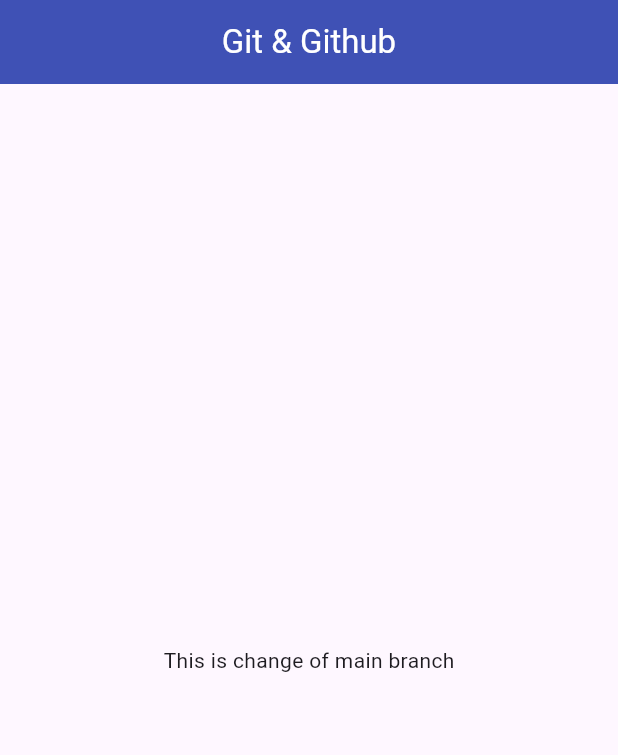
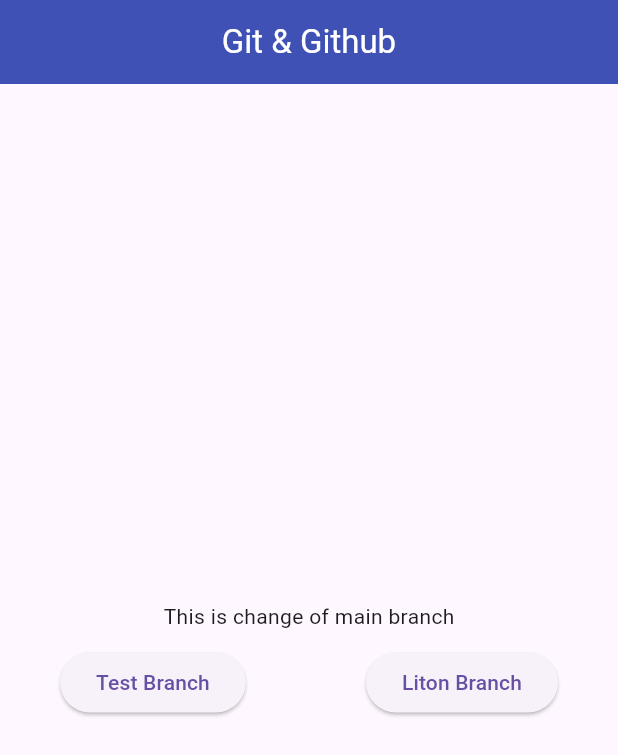
Before and after one commit to mardy-cse/git-test-2, a Flutter app: the screen it shows after launch, on a phone screen of 412 x 824 dp. Shown: the top 755 px of the screen. Run offline on Flutter 3.47's test engine with Material 3 defaults, Android fonts, the phone set to English and light mode, and no system bars.

Commit message:
Add two button for Test branch and Liton Branch

```diff
--- a/lib/home_screen.dart
+++ b/lib/home_screen.dart
@@ -11,7 +11,20 @@ class HomeScreen extends StatelessWidget {
         backgroundColor: Colors.indigo,
       ),
       body: Center(
-        child: Text('This is change of main branch'),
+        child: Column(
+          mainAxisAlignment: MainAxisAlignment.center,
+          children: [
+            Text('This is change of main branch'),
+            SizedBox(height: 10,),
+            Row(
+              mainAxisAlignment: MainAxisAlignment.spaceAround,
+              children: [
+                ElevatedButton(onPressed: (){}, child: Text('Test Branch')),
+                ElevatedButton(onPressed: (){}, child: Text('Liton Branch')),
+              ],
+            )
+          ],
+        ),
       )
     );
   }
```
